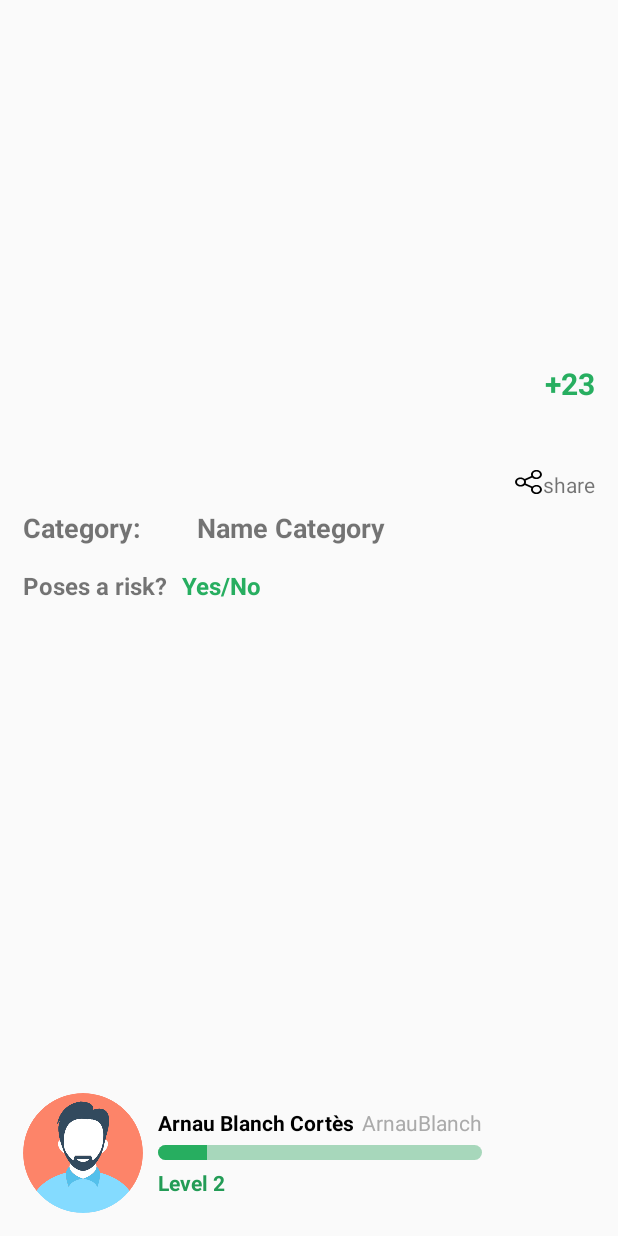
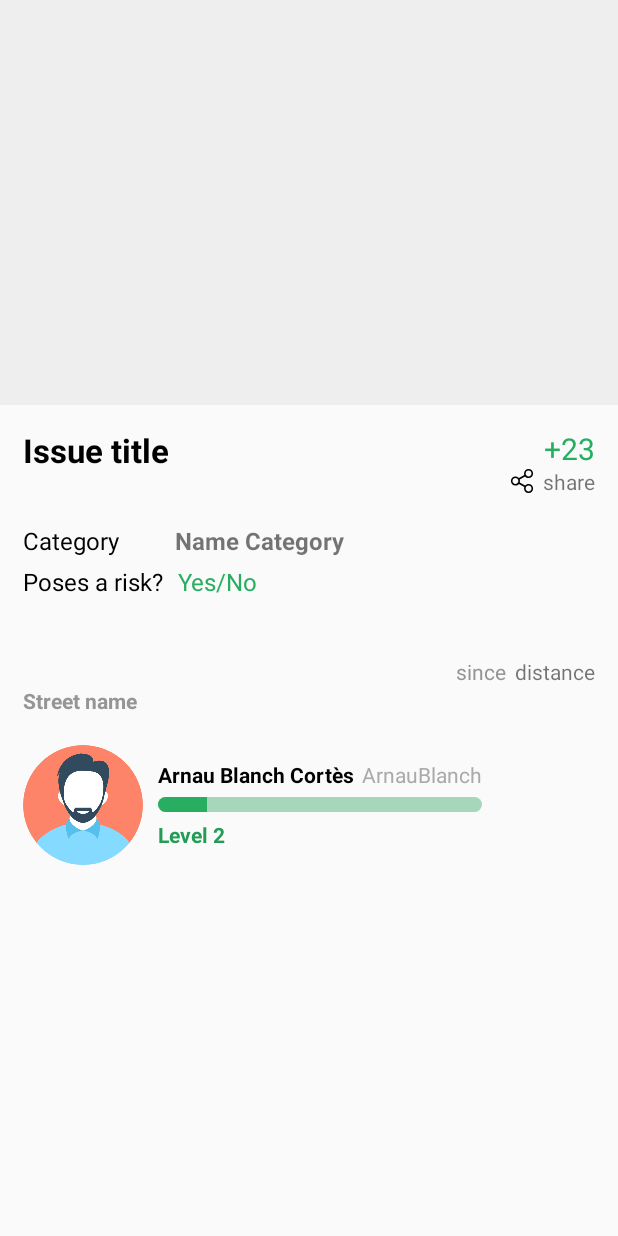
Before and after one commit to ArnauBlanch/civify-app, an Android app: the layout fragment_issue_details.xml on its own in the app's theme, with its tools: preview values and no code run, on a phone screen of 412 x 824 dp. Run offline under Robolectric (Android 15) with nearby library versions, the phone set to English and light mode, and no system bars; plain views replace CircularImageView.

Commit message:
layout IssueDetailsFragment arreglat amb scrollview

```diff
--- a/app/build.gradle
+++ b/app/build.gradle
@@ -104,6 +104,7 @@ dependencies {
     compile 'com.android.support:support-v4:25.3.1'
     compile 'com.android.support.constraint:constraint-layout:1.0.2'
     compile 'uk.co.chrisjenx:calligraphy:2.2.0'
+    compile 'org.ocpsoft.prettytime:prettytime:4.0.1.Final'
     compile 'com.mikhaellopez:circularimageview:3.0.2'
     compile 'com.google.android.gms:play-services-location:10.2.0'
     compile 'com.google.android.gms:play-services-maps:10.2.0'
--- a/app/src/main/java/com/civify/activity/fragments/IssueDetailsFragment.java
+++ b/app/src/main/java/com/civify/activity/fragments/IssueDetailsFragment.java
@@ -5,6 +5,7 @@ import android.content.SharedPreferences;
 import android.os.Bundle;
 import android.support.annotation.NonNull;
 import android.support.v4.app.Fragment;
+import android.support.v7.widget.Toolbar;
 import android.text.method.ScrollingMovementMethod;
 import android.util.Log;
 import android.view.LayoutInflater;
@@ -27,6 +28,8 @@ import com.mikhaellopez.circularimageview.CircularImageView;
 import java.io.IOException;
 import java.util.Date;
 import java.util.StringTokenizer;
+
+import org.ocpsoft.prettytime.PrettyTime;
 
 public class IssueDetailsFragment extends Fragment {
 
@@ -79,6 +82,9 @@ public class IssueDetailsFragment extends Fragment {
         Bundle bundle = getArguments();
         mMarker = (CivifyMarker<?>) bundle.getSerializable(TAG_MARKER);
 
+        Toolbar toolbar = (Toolbar) getActivity().findViewById(R.id.toolbar);
+        toolbar.setTitle(mMarker.getIssue().getTitle());
+
         addImageIssue();
         addIssueTitle();
         addConfirmValue();
@@ -114,14 +120,11 @@ public class IssueDetailsFragment extends Fragment {
     private void addTime() {
         Log.v(DEBUG, "Adding time in layout");
         TextView timeIssue = (TextView) mViewDetails.findViewById(R.id.sinceText);
-        Date date = new Date();
         Date dateIssue = mMarker.getIssue().getCreatedAt();
         if (mMarker.getIssue().getUpdatedAt() != null) {
             dateIssue = mMarker.getIssue().getUpdatedAt();
         }
-        long difference = date.getTime() - dateIssue.getTime();
-        difference /= MILLISECONDS_TO_DAYS;
-        timeIssue.setText(difference + WHITE_SPACE + getText(R.string.days));
+        timeIssue.setText(new PrettyTime().format(dateIssue));
     }
 
     private void addDistance() {
@@ -232,6 +235,7 @@ public class IssueDetailsFragment extends Fragment {
                 (CircularImageView) mViewDetails.findViewById(R.id.userImage);
         //profileImage.setImageBitmap(img); // bitmap
         //profileImage.setImageIcon(img); // icon
+
         Log.v(DEBUG, "setUser finished");
     }
 
--- a/app/src/main/res/layout/fragment_issue_details.xml
+++ b/app/src/main/res/layout/fragment_issue_details.xml
@@ -2,94 +2,114 @@
     xmlns:tools="http://schemas.android.com/tools"
     android:layout_width="match_parent"
     android:layout_height="match_parent"
+    android:orientation="vertical"
     tools:context="com.civify.activity.fragments.IssueDetailsFragment"
+    tools:ignore="missingPrefix"
+    >
+
+  <ScrollView
+      android:layout_width="match_parent"
+      android:layout_height="wrap_content"
+      >
+
+    <LinearLayout
+        android:layout_width="match_parent"
+        android:layout_height="wrap_content"
         android:orientation="vertical"
         >
 
       <ImageView
           android:id="@+id/eventView"
           android:layout_width="match_parent"
-      android:layout_height="0px"
-      android:layout_weight="40"
+          android:layout_height="270dp"
+          android:background="#eee"
+          android:contentDescription="Issue photo"
           />
       <LinearLayout
           android:id="@+id/mainLayout"
           android:layout_width="match_parent"
+          android:layout_height="wrap_content"
+          android:layout_marginBottom="15dp"
+          android:layout_marginLeft="15dp"
+          android:layout_marginRight="15dp"
           android:layout_marginTop="15dp"
-      android:layout_marginRight="15dp"
-      android:layout_marginLeft="15dp"
-      android:layout_marginBottom="15dp"
-      android:layout_height="0dp"
           android:orientation="vertical"
-      android:layout_weight="100"
           >
 
-    <LinearLayout
+        <RelativeLayout
             android:id="@+id/nameLikesShareLayout"
             android:layout_width="match_parent"
-        android:layout_height="0px"
-        android:layout_weight="35"
+            android:layout_height="wrap_content"
+            android:layout_marginBottom="15dp"
             android:orientation="horizontal"
             >
           <TextView
               android:id="@+id/nameText"
-          android:layout_width="0px"
+              android:layout_width="wrap_content"
               android:layout_height="wrap_content"
-          android:layout_weight="3"
               android:maxLines="2"
               android:scrollbars="horizontal"
-          android:textSize="20sp"
+              android:text="Issue title"
+              android:textColor="#000"
+              android:textSize="22sp"
               android:textStyle="bold"
+              fontPath="fonts/Nunito-Bold.ttf"
               />
           <RelativeLayout
               android:id="@+id/likesShareLayout"
-          android:layout_width="0px"
-          android:layout_height="match_parent"
-          android:layout_weight="1"
-          android:gravity="right"
+              android:layout_width="wrap_content"
+              android:layout_height="wrap_content"
+              android:layout_alignParentEnd="true"
+              android:layout_alignParentRight="true"
               android:orientation="vertical"
               >
             <TextView
                 android:id="@+id/likesText"
                 android:layout_width="wrap_content"
                 android:layout_height="wrap_content"
-            android:layout_alignParentTop="true"
+                android:layout_alignParentEnd="true"
                 android:layout_alignParentRight="true"
+                android:gravity="end"
                 android:text="+23"
                 android:textColor="#27AE60"
                 android:textSize="20sp"
-            android:textStyle="bold"
+                fontPath="fonts/Nunito-Bold.ttf"
                 />
             <LinearLayout
                 android:id="@+id/shareLayout"
                 android:layout_width="wrap_content"
                 android:layout_height="wrap_content"
+                android:layout_alignParentEnd="true"
                 android:layout_alignParentRight="true"
-            android:layout_alignParentBottom="true"
+                android:layout_below="@+id/likesText"
                 android:orientation="horizontal"
                 >
               <ImageView
                   android:id="@+id/shareView"
-              android:layout_width="19dp"
+                  android:layout_width="16dp"
                   android:layout_height="16dp"
+                  android:layout_marginRight="6dp"
                   android:background="@drawable/ic_share"
                   />
               <TextView
                   android:id="@+id/shareText"
                   android:layout_width="wrap_content"
                   android:layout_height="wrap_content"
+                  android:layout_gravity="center_vertical"
+                  android:layout_marginBottom="2dp"
+                  android:maxLines="1"
                   android:text="@string/share"
 
 
                   />
             </LinearLayout>
           </RelativeLayout>
-    </LinearLayout>
+        </RelativeLayout>
         <LinearLayout
             android:id="@+id/categoryLayout"
             android:layout_width="match_parent"
-        android:layout_height="0px"
-        android:layout_weight="15"
+            android:layout_height="wrap_content"
+            android:layout_marginBottom="5dp"
             android:orientation="horizontal"
             >
           <TextView
@@ -98,8 +118,9 @@
               android:layout_height="wrap_content"
               android:layout_gravity="center_vertical"
               android:text="@string/category"
-          android:textSize="18sp"
-          android:textStyle="bold"
+              android:textColor="#000"
+              android:textSize="16sp"
+              fontPath="fonts/Nunito-SemiBold.ttf"
 
               />
           <ImageView
@@ -111,21 +132,19 @@
               />
           <TextView
               android:id="@+id/nameCategoryText"
-          android:layout_width="0dp"
+              android:layout_width="wrap_content"
               android:layout_height="wrap_content"
               android:layout_gravity="center_vertical"
               android:layout_marginLeft="5dp"
-          android:layout_weight="1"
               android:text="Name Category"
-          android:textSize="18sp"
+              android:textSize="16sp"
               android:textStyle="bold"
               />
         </LinearLayout>
         <LinearLayout
             android:id="@+id/riskLayout"
             android:layout_width="match_parent"
-        android:layout_height="0px"
-        android:layout_weight="15"
+            android:layout_height="wrap_content"
             android:orientation="horizontal"
             >
           <TextView
@@ -134,8 +153,9 @@
               android:layout_height="wrap_content"
               android:layout_gravity="center_vertical"
               android:text="@string/questionRisk"
+              android:textColor="#000"
               android:textSize="16sp"
-          android:textStyle="bold"
+              fontPath="fonts/Nunito-SemiBold.ttf"
               />
           <TextView
               android:id="@+id/riskAnswer"
@@ -146,92 +166,79 @@
               android:text="Yes/No"
               android:textColor="#27AE60"
               android:textSize="16sp"
-          android:textStyle="bold"
               />
         </LinearLayout>
         <TextView
             android:id="@+id/descriptionText"
             android:layout_width="match_parent"
-        android:layout_height="0dp"
-        android:layout_weight="50"
+            android:layout_height="wrap_content"
+            android:layout_marginBottom="5dp"
+            android:layout_marginTop="12dp"
             android:gravity="center_vertical"
             android:maxLines="4"
             android:scrollbars="vertical"
             android:textSize="16sp"
             />
         <LinearLayout
-        android:id="@+id/dataLayout"
             android:layout_width="match_parent"
-        android:layout_height="0dp"
-        android:layout_weight="20"
+            android:layout_height="wrap_content"
             android:orientation="horizontal"
-        >
-      <LinearLayout
-          android:id="@+id/streetLayout"
-          android:layout_width="0px"
-          android:layout_height="match_parent"
-          android:orientation="vertical"
-          android:layout_weight="70"
-          >
-          <TextView
-            android:id="@+id/streetText"
-            android:layout_width="match_parent"
-            android:layout_height="match_parent"
-            android:gravity="bottom"
-            android:textColor="#959595"
-            android:textStyle="bold"
-            android:maxLines="1"
-            android:ellipsize="end"
-              />
-
-       </LinearLayout>
-      <RelativeLayout
-          android:id="@+id/timeDistanceLayout"
-          android:layout_width="0px"
-          android:layout_height="match_parent"
-          android:orientation="vertical"
-          android:layout_weight="30"
+            android:layout_gravity="right"
+            android:gravity="right"
             >
           <TextView
               android:id="@+id/sinceText"
               android:layout_width="wrap_content"
               android:layout_height="wrap_content"
-            android:layout_alignParentTop="true"
-            android:layout_alignParentRight="true"
+              android:layout_marginRight="6dp"
+              android:maxLines="1"
+              android:gravity="right"
+              android:text="since"
               android:textColor="#959595"
-            android:maxLines="1"
+              text="since"
               />
           <TextView
               android:id="@+id/distanceText"
               android:layout_width="wrap_content"
               android:layout_height="wrap_content"
-            android:layout_alignParentBottom="true"
+              android:gravity="end"
+              android:maxLines="1"
+              android:text="distance"
               android:layout_alignParentRight="true"
+              />
+        </LinearLayout>
+          <TextView
+              android:id="@+id/streetText"
+              android:layout_width="match_parent"
+              android:layout_height="wrap_content"
+              android:layout_alignParentLeft="true"
+              android:layout_marginRight="5dp"
+              android:layout_weight="0.39"
+              android:ellipsize="end"
+              android:maxLines="2"
+              android:layout_gravity="left"
+              android:text="Street name"
+              android:textColor="#959595"
               android:textStyle="bold"
-            android:maxLines="1"
               />
-      </RelativeLayout>
-      </LinearLayout>
         <LinearLayout
             android:id="@+id/buttonsLayout"
             android:layout_width="match_parent"
-          android:layout_height="0px"
-          android:layout_weight="25"
+            android:layout_height="wrap_content"
             android:orientation="horizontal"
-          ></LinearLayout>
+            />
         <RelativeLayout
             android:id="@+id/userLayout"
             android:layout_width="match_parent"
-          android:layout_height="0px"
-          android:layout_weight="50"
+            android:layout_height="wrap_content"
             android:layout_marginTop="20dp"
             >
           <LinearLayout
               android:layout_width="wrap_content"
               android:layout_height="wrap_content"
-            android:orientation="horizontal"
               android:layout_alignParentBottom="true"
               android:gravity="center_vertical"
+              android:orientation="horizontal"
               >
             <com.mikhaellopez.circularimageview.CircularImageView
                 android:id="@+id/userImage"
@@ -243,8 +250,8 @@
                 android:layout_width="wrap_content"
                 android:layout_height="wrap_content"
                 android:layout_marginLeft="10dp"
+                android:gravity="center_vertical"
                 android:orientation="vertical"
-                android:gravity="center_vertical"
                 >
               <LinearLayout
                   android:layout_width="wrap_content"
@@ -265,8 +272,8 @@
                     android:id="@+id/userUsername"
                     android:layout_width="wrap_content"
                     android:layout_height="wrap_content"
+                    android:layout_marginLeft="5dp"
                     android:text="ArnauBlanch"
-                  android:layout_marginLeft="5dp"
                     android:textAppearance="@style/TextAppearance.AppCompat.Body1"
                     android:textColor="@android:color/darker_gray"
                     android:textSize="14sp"
@@ -307,3 +314,5 @@
         </RelativeLayout>
       </LinearLayout>
     </LinearLayout>
+  </ScrollView>
+</LinearLayout>
--- a/app/src/main/res/values/strings.xml
+++ b/app/src/main/res/values/strings.xml
@@ -1,5 +1,4 @@
 <resources>
-
   <string name="email_validation_icon">Validation icon for e-mail</string>
   <string name="name_validation_icon">Validation icon for name</string>
   <string name="surname_validation_icon">Validation icon for surname</string>
@@ -138,7 +137,7 @@
   <string name="tab_spec_badges">Badges</string>
 
   <string name="share">share</string>
-  <string name="category">Category:</string>
+  <string name="category">Category</string>
   <string name="questionRisk">Poses a risk?</string>
   <string name='days'>days</string>
   <string name='today'>today</string>
```
Lines whose indentation alone changed are shown as unchanged.
